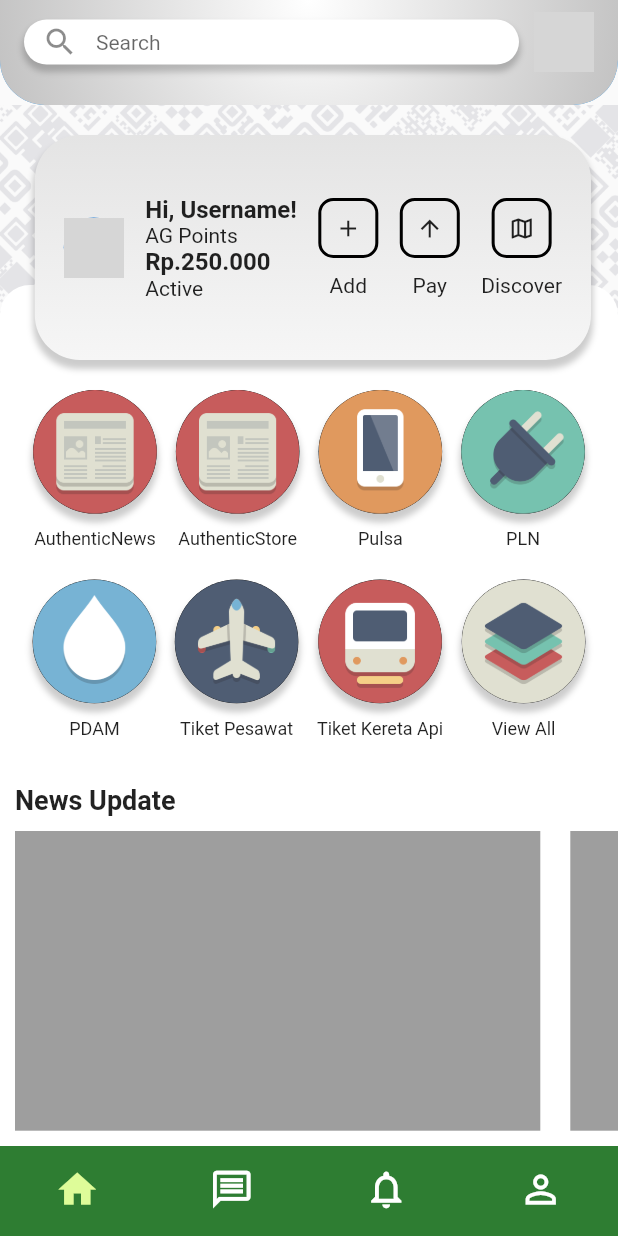
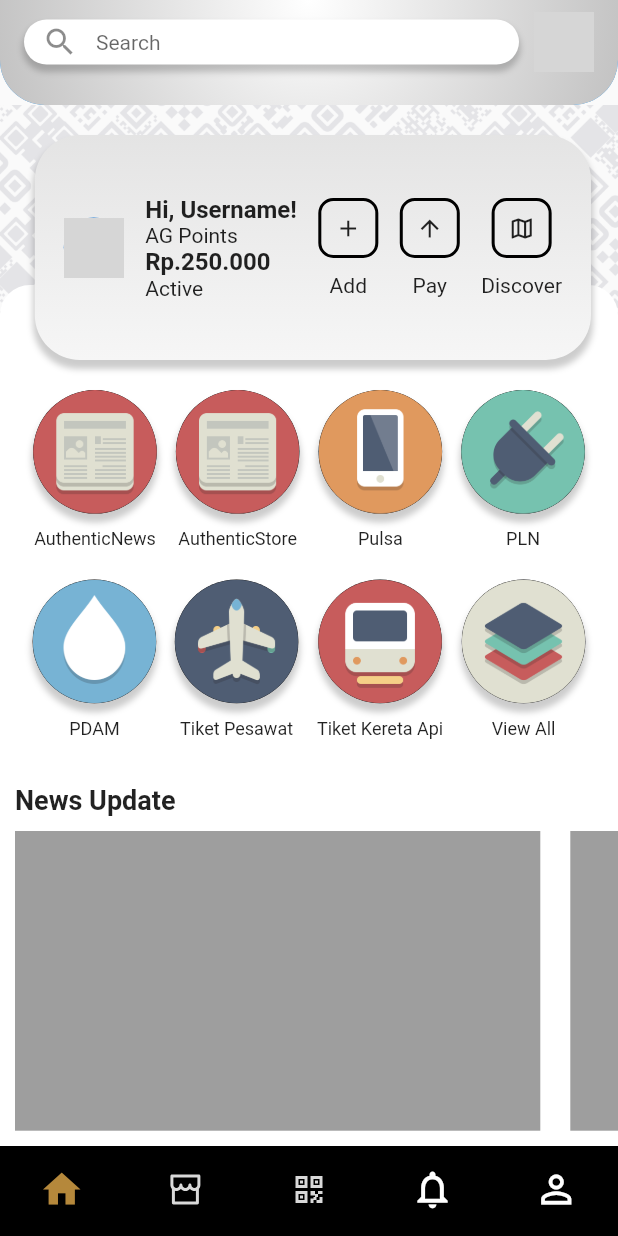
Before and after one commit to syifahasan/agt, a Flutter app: the screen it shows after launch, after a tap on "Login", on a phone screen of 412 x 824 dp. Run offline on Flutter 3.47's test engine with Material 2 defaults, Android fonts, the phone set to English and light mode, and no system bars; our stand-ins replace flutter_svg; network calls fail; Roboto replaces fonts that are missing (SFProDisplay); grey boxes are pictures that could not be loaded.

Commit message:
modifying bottom navbar

```diff
--- a/lib/pages/notification.dart
+++ b/lib/pages/notification.dart
@@ -6,9 +6,11 @@ class NotifPage extends StatelessWidget {
   @override
   Widget build(BuildContext context) {
     return Scaffold(
-      body: CircularProgressIndicator(
-              semanticsLabel: 'Circular progress indicator',
-            ),
+      body: Center(
+        child: CircularProgressIndicator(
+                semanticsLabel: 'Circular progress indicator',
+              ),
+      ),
     );
   }
 }
--- a/lib/pages/profile.dart
+++ b/lib/pages/profile.dart
@@ -6,9 +6,11 @@ class ProfilePage extends StatelessWidget {
   @override
   Widget build(BuildContext context) {
     return Scaffold(
-      body: CircularProgressIndicator(
-              semanticsLabel: 'Circular progress indicator',
-            ),
+      body: Center(
+        child: CircularProgressIndicator(
+                semanticsLabel: 'Circular progress indicator',
+              ),
+      ),
     );
   }
 }
--- a/lib/pages/scanner.dart
+++ b/lib/pages/scanner.dart
@@ -6,9 +6,11 @@ class ScannerPage extends StatelessWidget {
   @override
   Widget build(BuildContext context) {
     return Scaffold(
-      body: CircularProgressIndicator(
-              semanticsLabel: 'Circular progress indicator',
-            ),
+      body: Center(
+        child: CircularProgressIndicator(
+                semanticsLabel: 'Circular progress indicator',
+              ),
+      ),
     );
   }
 }
--- a/lib/pages/store.dart
+++ b/lib/pages/store.dart
@@ -6,9 +6,11 @@ class StorePage extends StatelessWidget {
   @override
   Widget build(BuildContext context) {
     return Scaffold(
-      body: CircularProgressIndicator(
-              semanticsLabel: 'Circular progress indicator',
-            ),
+      body: Center(
+        child: CircularProgressIndicator(
+          semanticsLabel: 'Circular progress indicator',
+        ),
+      ),
     );
   }
 }
--- a/lib/utils/navigationBar.dart
+++ b/lib/utils/navigationBar.dart
@@ -1,4 +1,5 @@
 import 'package:flutter/material.dart';
+import 'package:flutter_svg/flutter_svg.dart';
 import '../pages/notification.dart';
 import '../pages/profile.dart';
 import '../pages/scanner.dart';
@@ -115,7 +116,7 @@ class _MainPageState extends State<MainPage> {
         type: BottomNavigationBarType.fixed,
         showSelectedLabels: false,
         showUnselectedLabels: false,
-        backgroundColor: Colors.green.shade800,
+        backgroundColor: Colors.black,
         selectedItemColor: Colors.white,
         iconSize: 30,
         items: [
@@ -123,7 +124,7 @@ class _MainPageState extends State<MainPage> {
             icon: currentPage == 0
                 ? Icon(
                     Icons.home,
-                    color: Color.fromARGB(255, 222, 252, 153),
+                    color: Color.fromARGB(255, 181, 136, 59),
                   )
                 : Icon(
                     Icons.home_outlined,
@@ -133,21 +134,23 @@ class _MainPageState extends State<MainPage> {
           ),
           BottomNavigationBarItem(
             icon: currentPage == 1
-                ? Icon(
-                    Icons.message,
-                    color: Color.fromARGB(255, 222, 252, 153),
+                ? SvgPicture.asset(
+                    'assets/icons/navbar/StoreSelected.svg',
                   )
-                : Icon(
-                    Icons.message_outlined,
-                    color: Colors.white,
-                  ),
-            label: "Message",
+                : SvgPicture.asset('assets/icons/navbar/Store.svg'),
+            label: "Store",
           ),
           BottomNavigationBarItem(
             icon: currentPage == 2
+                ? SvgPicture.asset('assets/icons/navbar/Scanner.svg', color: Color.fromARGB(255, 181, 136, 59))
+                : SvgPicture.asset('assets/icons/navbar/Scanner.svg'),
+            label: "Scanner",
+          ),
+          BottomNavigationBarItem(
+            icon: currentPage == 3
                 ? Icon(
                     Icons.notifications,
-                    color: Color.fromARGB(255, 222, 252, 153),
+                    color: Color.fromARGB(255, 181, 136, 59),
                   )
                 : Icon(
                     Icons.notifications_outlined,
@@ -156,10 +159,10 @@ class _MainPageState extends State<MainPage> {
             label: "Notifications",
           ),
           BottomNavigationBarItem(
-            icon: currentPage == 3
+            icon: currentPage == 4
                 ? Icon(
                     Icons.person,
-                    color: Color.fromARGB(255, 222, 252, 153),
+                    color: Color.fromARGB(255, 181, 136, 59),
                   )
                 : Icon(
                     Icons.person_outline,
--- a/pubspec.yaml
+++ b/pubspec.yaml
@@ -34,7 +34,8 @@ dependencies:
   # The following adds the Cupertino Icons font to your application.
   # Use with the CupertinoIcons class for iOS style icons.
   cupertino_icons: ^1.0.2
-  flutter_svg: ^0.22.0
+  flutter_svg: ^2.0.7
+  random_avatar: ^0.0.8
 
 dev_dependencies:
   flutter_test:
@@ -69,6 +70,9 @@ flutter:
     - assets/icons/stack-svgrepo-com.png
     - assets/icons/smartphone-svgrepo-com.png
     - assets/icons/train-svgrepo-com.png
+    - assets/icons/navbar/Store.svg
+    - assets/icons/navbar/StoreSelected.svg
+    - assets/icons/navbar/Scanner.svg
   #   - images/a_dot_ham.jpeg
 
   # An image asset can refer to one or more resolution-specific "variants", see
```
Also changed, not shown: assets/icons/navbar/Scanner.svg (renamed from assets/icons/Scanner.svg), assets/icons/navbar/Store.svg (renamed from assets/icons/Store.svg), assets/icons/navbar/StoreSelected.svg (added), pubspec.lock.
